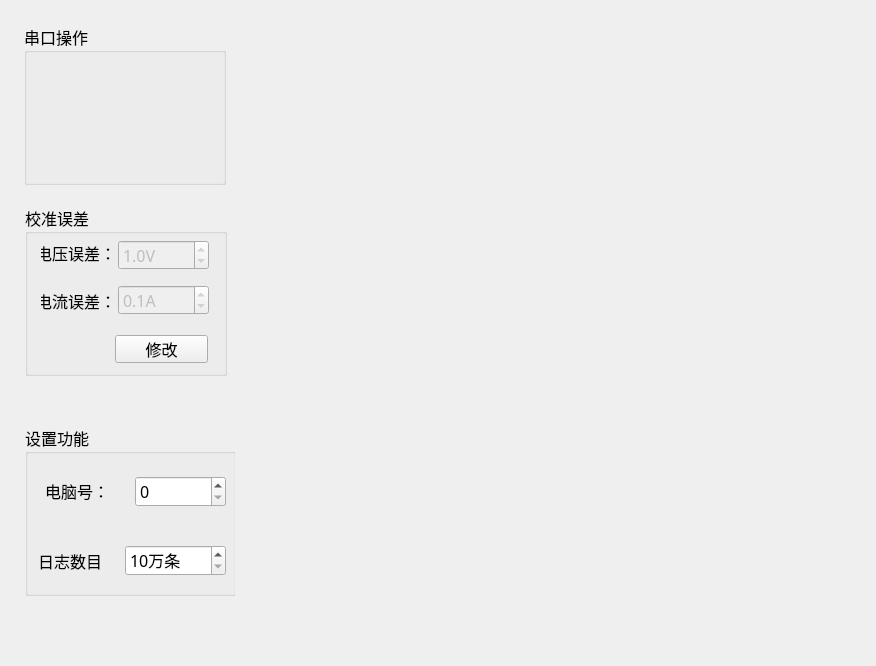
First picture: the form in PDU-CalibrateTool/setups/setup_mainwid.ui, repository ChinaClever/PDU-CalibrateTool, before the edit.
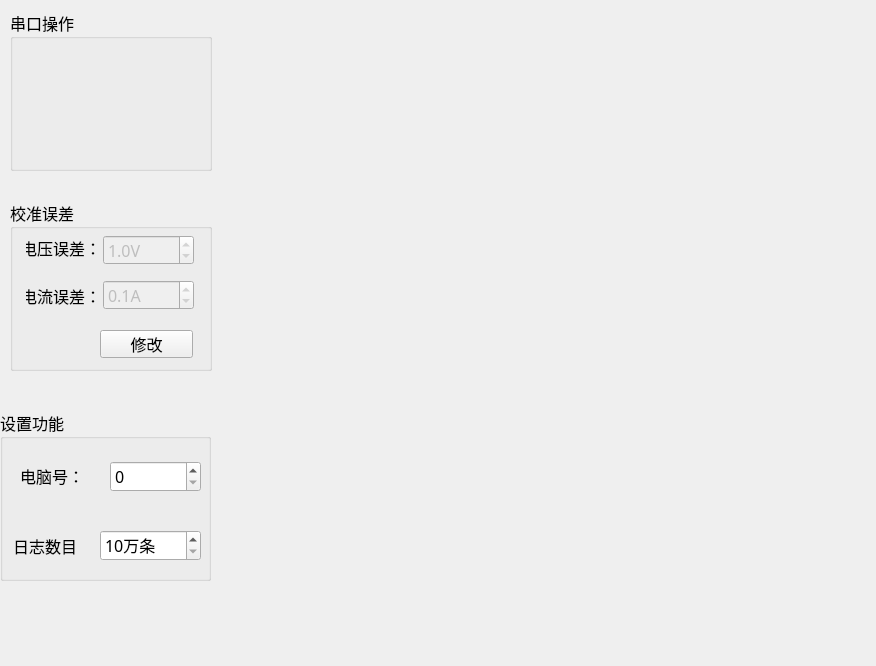
Second picture: the form after the edit.

Commit message: 用户界面调整

What changed in the file:
```diff
--- a/PDU-CalibrateTool/setups/setup_mainwid.ui
+++ b/PDU-CalibrateTool/setups/setup_mainwid.ui
@@ -19,70 +19,21 @@
   <property name="windowTitle">
    <string>Form</string>
   </property>
-  <layout class="QGridLayout" name="gridLayout_3">
-   <property name="leftMargin">
-    <number>0</number>
+  <widget class="QStackedWidget" name="stackedWid">
+   <property name="geometry">
+    <rect>
+     <x>245</x>
+     <y>15</y>
+     <width>631</width>
+     <height>651</height>
+    </rect>
    </property>
-   <property name="topMargin">
-    <number>0</number>
-   </property>
-   <property name="rightMargin">
-    <number>0</number>
-   </property>
-   <property name="bottomMargin">
-    <number>0</number>
-   </property>
-   <property name="spacing">
-    <number>0</number>
-   </property>
-   <item row="1" column="1">
-    <widget class="QStackedWidget" name="stackedWid"/>
-   </item>
-   <item row="0" column="0" rowspan="2">
-    <layout class="QGridLayout" name="gridLayout_4">
-     <property name="spacing">
-      <number>0</number>
-     </property>
-     <item row="0" column="0">
-      <widget class="QWidget" name="widget_3" native="true">
-       <layout class="QVBoxLayout" name="verticalLayout_4">
-        <property name="spacing">
-         <number>0</number>
-        </property>
-        <property name="leftMargin">
-         <number>15</number>
-        </property>
-        <property name="topMargin">
-         <number>15</number>
-        </property>
-        <property name="rightMargin">
-         <number>15</number>
-        </property>
-        <property name="bottomMargin">
-         <number>10</number>
-        </property>
-        <item>
-         <widget class="QWidget" name="setupWid" native="true">
-          <property name="minimumSize">
-           <size>
-            <width>220</width>
-            <height>0</height>
-           </size>
-          </property>
-          <property name="maximumSize">
-           <size>
-            <width>230</width>
-            <height>16777215</height>
-           </size>
-          </property>
-          <property name="styleSheet">
-           <string notr="true"/>
-          </property>
+  </widget>
           <widget class="QGroupBox" name="groupBox_3">
            <property name="geometry">
             <rect>
-             <x>9</x>
-             <y>9</y>
+     <x>10</x>
+     <y>10</y>
              <width>202</width>
              <height>161</height>
             </rect>
@@ -117,82 +68,11 @@
             </property>
            </widget>
           </widget>
-          <widget class="QGroupBox" name="groupBox_2">
-           <property name="geometry">
-            <rect>
-             <x>10</x>
-             <y>410</y>
-             <width>211</width>
-             <height>171</height>
-            </rect>
-           </property>
-           <property name="font">
-            <font>
-             <family>微软雅黑</family>
-             <pointsize>12</pointsize>
-            </font>
-           </property>
-           <property name="title">
-            <string>设置功能</string>
-           </property>
-           <widget class="QLabel" name="label_15">
-            <property name="geometry">
-             <rect>
-              <x>13</x>
-              <y>120</y>
-              <width>81</width>
-              <height>31</height>
-             </rect>
-            </property>
-            <property name="text">
-             <string>日志数目</string>
-            </property>
-           </widget>
-           <widget class="QSpinBox" name="logCountSpin">
-            <property name="geometry">
-             <rect>
-              <x>100</x>
-              <y>120</y>
-              <width>101</width>
-              <height>31</height>
-             </rect>
-            </property>
-            <property name="suffix">
-             <string>万条</string>
-            </property>
-            <property name="minimum">
-             <number>10</number>
-            </property>
-           </widget>
-           <widget class="QLabel" name="label_16">
-            <property name="geometry">
-             <rect>
-              <x>20</x>
-              <y>50</y>
-              <width>81</width>
-              <height>31</height>
-             </rect>
-            </property>
-            <property name="text">
-             <string>电脑号：</string>
-            </property>
-           </widget>
-           <widget class="QSpinBox" name="pcNumSpin">
-            <property name="geometry">
-             <rect>
-              <x>110</x>
-              <y>51</y>
-              <width>91</width>
-              <height>31</height>
-             </rect>
-            </property>
-           </widget>
-          </widget>
           <widget class="QGroupBox" name="groupBox_4">
            <property name="geometry">
             <rect>
              <x>10</x>
-             <y>190</y>
+     <y>200</y>
              <width>202</width>
              <height>171</height>
             </rect>
@@ -332,21 +212,77 @@
             </property>
            </widget>
           </widget>
-         </widget>
-        </item>
-       </layout>
-      </widget>
-     </item>
-    </layout>
-   </item>
-   <item row="0" column="1">
-    <layout class="QHBoxLayout" name="horizontalLayout_5">
-     <property name="spacing">
-      <number>0</number>
-     </property>
-    </layout>
-   </item>
-  </layout>
+  <widget class="QGroupBox" name="groupBox_2">
+   <property name="geometry">
+    <rect>
+     <x>0</x>
+     <y>410</y>
+     <width>211</width>
+     <height>171</height>
+    </rect>
+   </property>
+   <property name="font">
+    <font>
+     <family>微软雅黑</family>
+     <pointsize>12</pointsize>
+    </font>
+   </property>
+   <property name="title">
+    <string>设置功能</string>
+   </property>
+   <widget class="QLabel" name="label_15">
+    <property name="geometry">
+     <rect>
+      <x>13</x>
+      <y>120</y>
+      <width>81</width>
+      <height>31</height>
+     </rect>
+    </property>
+    <property name="text">
+     <string>日志数目</string>
+    </property>
+   </widget>
+   <widget class="QSpinBox" name="logCountSpin">
+    <property name="geometry">
+     <rect>
+      <x>100</x>
+      <y>120</y>
+      <width>101</width>
+      <height>31</height>
+     </rect>
+    </property>
+    <property name="suffix">
+     <string>万条</string>
+    </property>
+    <property name="minimum">
+     <number>10</number>
+    </property>
+   </widget>
+   <widget class="QLabel" name="label_16">
+    <property name="geometry">
+     <rect>
+      <x>20</x>
+      <y>50</y>
+      <width>81</width>
+      <height>31</height>
+     </rect>
+    </property>
+    <property name="text">
+     <string>电脑号：</string>
+    </property>
+   </widget>
+   <widget class="QSpinBox" name="pcNumSpin">
+    <property name="geometry">
+     <rect>
+      <x>110</x>
+      <y>51</y>
+      <width>91</width>
+      <height>31</height>
+     </rect>
+    </property>
+   </widget>
+  </widget>
  </widget>
  <resources/>
  <connections/>
```
Lines whose indentation alone changed are shown as unchanged. The commit also changes 2 other files.
